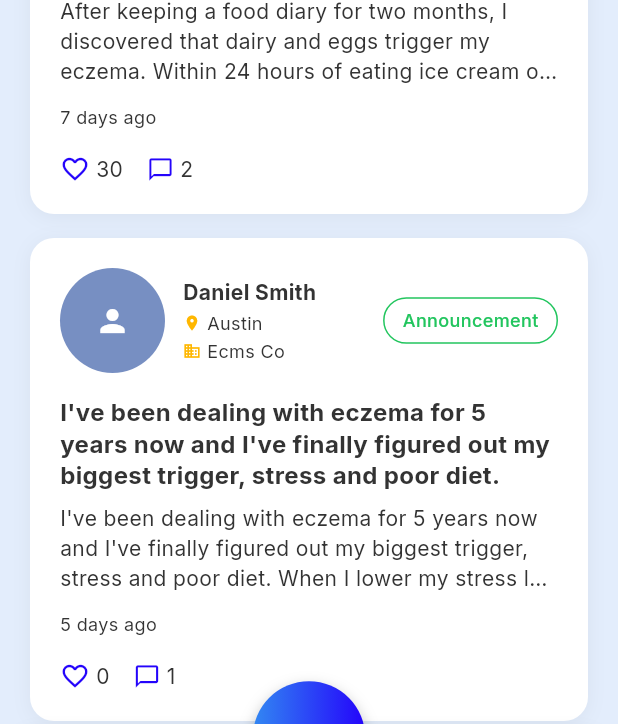
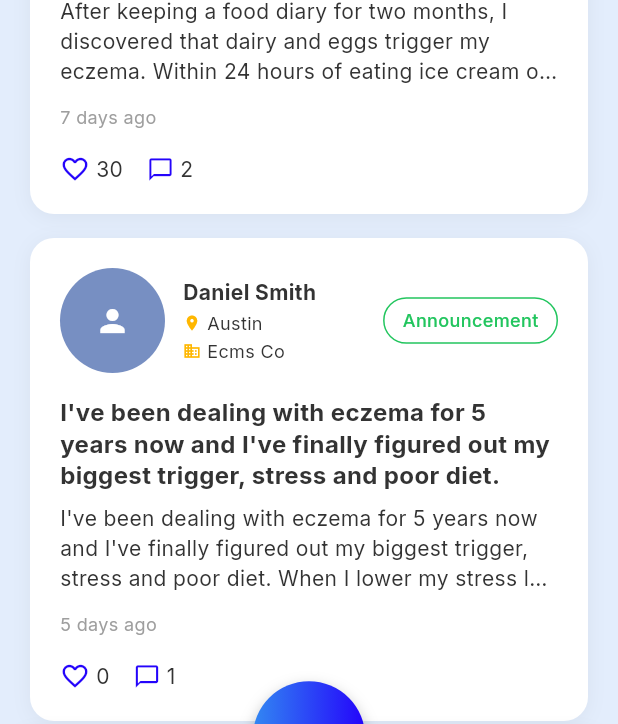
Before and after one commit to philippearmel/corare3, a Flutter app: the screen it shows after launch, on a phone screen of 412 x 824 dp. Shown: the part 401-1125 px from the top of the screen. Run offline on Flutter 3.47's test engine with Material 3 defaults, Android fonts, the phone set to English and light mode, and no system bars; our stand-ins replace go_router, google_fonts; network calls fail.

Commit message:
adding peer_detail_screen

```diff
--- a/lib/screens/assist_screen.dart
+++ b/lib/screens/assist_screen.dart
@@ -27,7 +27,7 @@ class AssistScreen extends StatelessWidget {
                     style: GoogleFonts.inter(
                       fontSize: 24,
                       fontWeight: FontWeight.w600,
-                      color: AppTheme.darkGray,
+                      color: AppTheme.textDarkGray,
                     ),
                   ),
                   const SizedBox(height: 8),
@@ -63,7 +63,7 @@ class AssistScreen extends StatelessWidget {
                       child: Text(
                         'Chat area will appear here',
                         style: TextStyle(
-                          color: AppTheme.mediumBlue,
+                          color: AppTheme.textMediumBlue,
                           fontSize: 16,
                         ),
                       ),
--- a/lib/screens/welcome_screen.dart
+++ b/lib/screens/welcome_screen.dart
@@ -84,7 +84,7 @@ class WelcomeScreen extends StatelessWidget {
                   style: GoogleFonts.inter(
                     fontSize: 18,
                     fontWeight: FontWeight.w500,
-                    color: AppTheme.darkGray,
+                    color: AppTheme.textDarkGray,
                     height: 1.4,
                   ),
                 ),
@@ -139,7 +139,7 @@ class WelcomeScreen extends StatelessWidget {
                   'Or sign up with',
                   style: GoogleFonts.inter(
                     fontSize: 14,
-                    color: AppTheme.mediumBlue,
+                    color: AppTheme.textMediumBlue,
                   ),
                 ),
                 const SizedBox(height: 20),
@@ -177,7 +177,7 @@ class WelcomeScreen extends StatelessWidget {
           ),
         ],
       ),
-      child: Icon(icon, size: 24, color: AppTheme.mediumBlue),
+      child: Icon(icon, size: 24, color: AppTheme.textMediumBlue),
     );
   }
 }
--- a/lib/theme/app_theme.dart
+++ b/lib/theme/app_theme.dart
@@ -20,10 +20,11 @@ class AppTheme {
   static const Color orange = Color(0xFFFFB700);
 
   // Text Colors
-  static const Color darkGray = Color(0xFF333333);
-  static const Color lightGray = Color(0xFFF4F4F4);
-  static const Color mediumBlue = Color(0xFF778FC2);
-  static const Color mediumBlueDark = Color(0xFF687EC5);
+  static const Color textDarkGray = Color(0xFF333333);
+  static const Color textLightGray = Color(0xFFF4F4F4);
+  static const Color textMediumBlue = Color(0xFF778FC2);
+  static const Color textMediumBlueDark = Color(0xFF687EC5);
+  static const Color textGrayTime = Colors.grey;
 
   // Utility Colors
   static const Color white = Color(0xFFFFFFFF);
@@ -51,7 +52,7 @@ class AppTheme {
         titleTextStyle: GoogleFonts.inter(
           fontSize: 18,
           fontWeight: FontWeight.w600,
-          color: darkGray,
+          color: textDarkGray,
         ),
       ),
       elevatedButtonTheme: ElevatedButtonThemeData(
@@ -77,11 +78,11 @@ class AppTheme {
       inputDecorationTheme: InputDecorationTheme(
         border: OutlineInputBorder(
           borderRadius: BorderRadius.circular(12),
-          borderSide: const BorderSide(color: lightGray),
+          borderSide: const BorderSide(color: textLightGray),
         ),
         enabledBorder: OutlineInputBorder(
           borderRadius: BorderRadius.circular(12),
-          borderSide: const BorderSide(color: lightGray),
+          borderSide: const BorderSide(color: textLightGray),
         ),
         focusedBorder: OutlineInputBorder(
           borderRadius: BorderRadius.circular(12),
--- a/lib/widgets/app_header.dart
+++ b/lib/widgets/app_header.dart
@@ -87,7 +87,7 @@ class AppHeader extends StatelessWidget {
                   height: 44,
                   decoration: BoxDecoration(
                     shape: BoxShape.circle,
-                    color: AppTheme.mediumBlue,
+                    color: AppTheme.textMediumBlue,
                     border: Border.all(color: AppTheme.white, width: 2),
                     boxShadow: [
                       BoxShadow(
@@ -100,7 +100,7 @@ class AppHeader extends StatelessWidget {
                   child: ClipOval(
                     child: Container(
                       decoration: const BoxDecoration(
-                        color: AppTheme.mediumBlue,
+                        color: AppTheme.textMediumBlue,
                       ),
                       child: const Icon(
                         Icons.person,
--- a/lib/widgets/chat_input.dart
+++ b/lib/widgets/chat_input.dart
@@ -19,7 +19,7 @@ class ChatInput extends StatelessWidget {
         children: [
           IconButton(
             onPressed: () {},
-            icon: const Icon(Icons.attach_file, color: AppTheme.mediumBlue),
+            icon: const Icon(Icons.attach_file, color: AppTheme.textMediumBlue),
           ),
           Expanded(
             child: Container(
@@ -32,7 +32,7 @@ class ChatInput extends StatelessWidget {
                 decoration: InputDecoration(
                   hintText: 'Ask a question',
                   hintStyle: TextStyle(
-                    color: AppTheme.mediumBlue,
+                    color: AppTheme.textMediumBlue,
                     fontSize: 16,
                   ),
                   border: InputBorder.none,
@@ -42,7 +42,7 @@ class ChatInput extends StatelessWidget {
           ),
           IconButton(
             onPressed: () {},
-            icon: const Icon(Icons.mic, color: AppTheme.mediumBlue),
+            icon: const Icon(Icons.mic, color: AppTheme.textMediumBlue),
           ),
           Container(
             margin: const EdgeInsets.only(left: 8),
--- a/lib/widgets/custom_bottom_nav.dart
+++ b/lib/widgets/custom_bottom_nav.dart
@@ -57,14 +57,14 @@ class CustomBottomNav extends StatelessWidget {
         children: [
           Icon(
               isSelected ? filledIcon : outlineIcon,
-              color: AppTheme.mediumBlue,
+              color: AppTheme.textMediumBlue,
               size: 32,
             ),
           Text(
             label,
             style: GoogleFonts.inter(
               fontSize: 12,
-              color: AppTheme.mediumBlue,
+              color: AppTheme.textMediumBlue,
               fontWeight: isSelected ? FontWeight.w600 : FontWeight.w400,
             ),
           ),
--- a/lib/widgets/navigation_app_bar.dart
+++ b/lib/widgets/navigation_app_bar.dart
@@ -28,7 +28,7 @@ class NavigationAppBar extends StatelessWidget implements PreferredSizeWidget {
             onPressed: onBackPressed ?? () => Navigator.of(context).pop(),
             icon: const Icon(
               Icons.arrow_back_ios,
-              color: AppTheme.darkGray,
+              color: AppTheme.textDarkGray,
               size: 20,
             ),
           ),
@@ -40,7 +40,7 @@ class NavigationAppBar extends StatelessWidget implements PreferredSizeWidget {
             style: GoogleFonts.inter(
               fontSize: 18,
               fontWeight: FontWeight.w600,
-              color: AppTheme.darkGray,
+              color: AppTheme.textDarkGray,
             ),
           ),
         ),
--- a/lib/widgets/post_card.dart
+++ b/lib/widgets/post_card.dart
@@ -91,7 +91,7 @@ class _PostCardState extends State<PostCard> {
                 height: 70,
                 decoration: BoxDecoration(
                   shape: BoxShape.circle,
-                  color: AppTheme.mediumBlue,
+                  color: AppTheme.textMediumBlue,
                 ),
                 child:
                     post.author.avatar != null &&
@@ -143,7 +143,7 @@ class _PostCardState extends State<PostCard> {
                       style: GoogleFonts.inter(
                         fontSize: 14,
                         fontWeight: FontWeight.bold,
-                        color: AppTheme.darkGray,
+                        color: AppTheme.textDarkGray,
                       ),
                     ),
                     const SizedBox(height: 2),
@@ -160,7 +160,7 @@ class _PostCardState extends State<PostCard> {
                             post.author.location!,
                             style: GoogleFonts.inter(
                               fontSize: 12,
-                              color: AppTheme.darkGray,
+                              color: AppTheme.textDarkGray,
                             ),
                           ),
                         ],
@@ -180,7 +180,7 @@ class _PostCardState extends State<PostCard> {
                             post.author.organization!,
                             style: GoogleFonts.inter(
                               fontSize: 12,
-                              color: AppTheme.darkGray,
+                              color: AppTheme.textDarkGray,
                             ),
                           ),
                         ],
@@ -198,7 +198,7 @@ class _PostCardState extends State<PostCard> {
             style: GoogleFonts.inter(
               fontSize: 16,
               fontWeight: FontWeight.bold,
-              color: AppTheme.darkGray,
+              color: AppTheme.textDarkGray,
               height: 1.3,
             ),
           ),
@@ -208,7 +208,7 @@ class _PostCardState extends State<PostCard> {
             post.content,
             style: GoogleFonts.inter(
               fontSize: 14,
-              color: AppTheme.darkGray,
+              color: AppTheme.textDarkGray,
               height: 1.4,
             ),
             maxLines: widget.showFullContent ? null : 3,
@@ -220,7 +220,7 @@ class _PostCardState extends State<PostCard> {
             _getTimeAgo(post.createdAt),
             style: GoogleFonts.inter(
               fontSize: 12,
-              color: AppTheme.darkGray,
+              color: AppTheme.textGrayTime,
             ),
           ),
           const SizedBox(height: 16),
@@ -242,7 +242,7 @@ class _PostCardState extends State<PostCard> {
                       '$_likeCount',
                       style: GoogleFonts.inter(
                         fontSize: 14,
-                        color: AppTheme.darkGray,
+                        color: AppTheme.textDarkGray,
                       ),
                     ),
                   ],
@@ -259,7 +259,7 @@ class _PostCardState extends State<PostCard> {
                 '$_commentCount',
                 style: GoogleFonts.inter(
                   fontSize: 14,
-                  color: AppTheme.darkGray,
+                  color: AppTheme.textDarkGray,
                 ),
               ),
             ],
--- a/lib/widgets/suggestion_chips.dart
+++ b/lib/widgets/suggestion_chips.dart
@@ -25,7 +25,7 @@ class SuggestionChips extends StatelessWidget {
             color: AppTheme.white,
             borderRadius: BorderRadius.circular(25),
             border: Border.all(
-              color: AppTheme.lightGray.withValues(alpha: 0.3),
+              color: AppTheme.textLightGray.withValues(alpha: 0.3),
               width: 1,
             ),
           ),
@@ -34,7 +34,7 @@ class SuggestionChips extends StatelessWidget {
             style: GoogleFonts.inter(
               fontSize: 14,
               fontWeight: FontWeight.w500,
-              color: AppTheme.darkGray,
+              color: AppTheme.textDarkGray,
             ),
           ),
         );
```
Also changed, not shown: lib/screens/peer_detail_screen.dart (added, +334 -0 lines), lib/screens/post_detail_screen.dart (+6 -6 lines), lib/widgets/back_navigation_app_bar.dart (+4 -4 lines), lib/widgets/chat_card.dart (+4 -4 lines), lib/widgets/peer_card.dart (+20 -8 lines).
